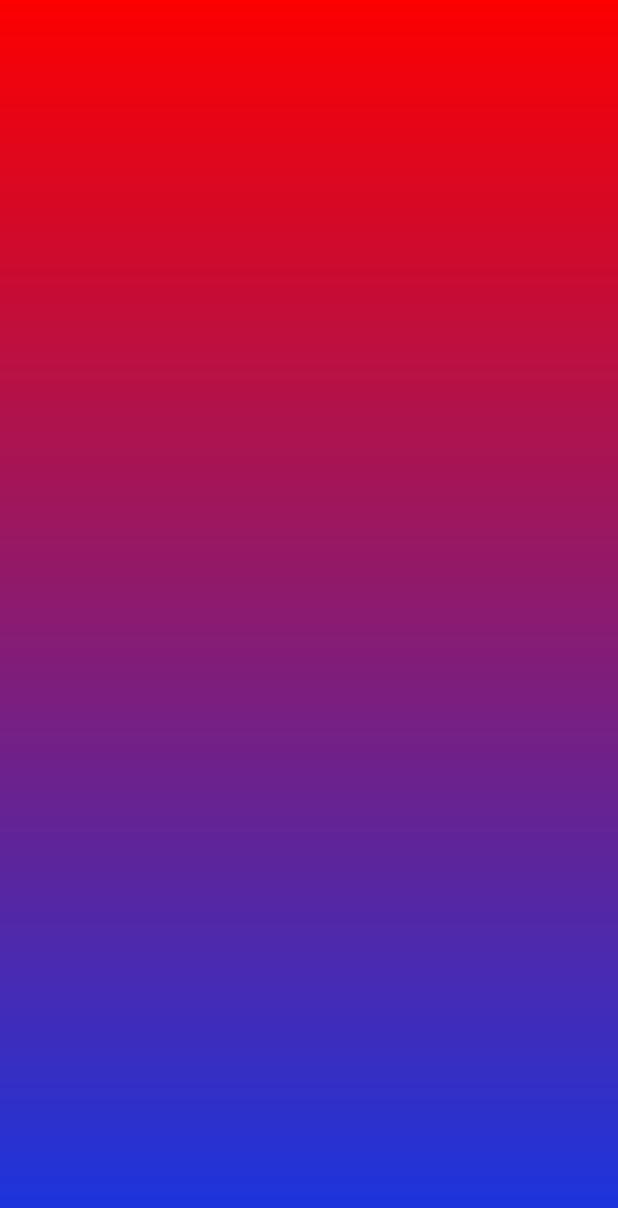
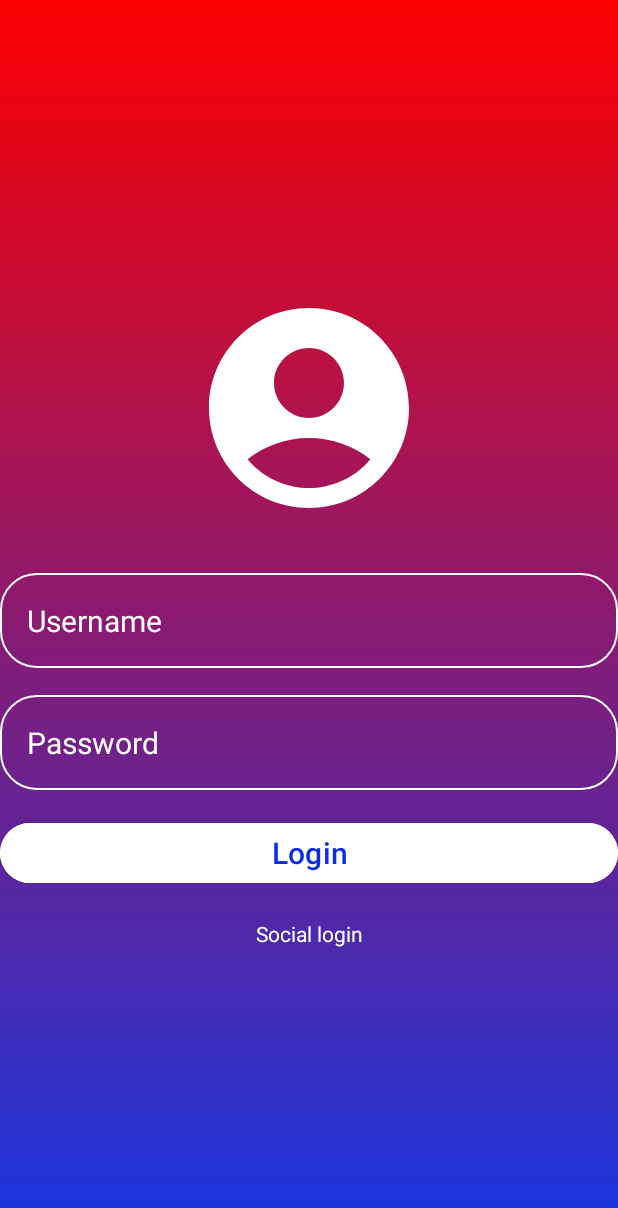
Before and after one commit to Tapendu1bakuli/loginViewWithSocialSignInButton, an Android app: the screen it shows after launch (MainActivity), on a phone screen of 412 x 824 dp. Shown: the top 1208 px of the screen. Run offline under Robolectric (Android 15) with nearby library versions, the phone set to English and light mode, and no system bars.

Commit message:
login screen in progress

```diff
--- /dev/null
+++ b/app/src/main/res/drawable/icon_account_circle.xml
@@ -0,0 +1,5 @@
+<vector xmlns:android="http://schemas.android.com/apk/res/android" android:height="100dp" android:tint="#FFFFFF" android:viewportHeight="24" android:viewportWidth="24" android:width="100dp">
+
+    <path android:fillColor="@android:color/white" android:pathData="M12,2C6.48,2 2,6.48 2,12s4.48,10 10,10s10,-4.48 10,-10S17.52,2 12,2zM12,6c1.93,0 3.5,1.57 3.5,3.5S13.93,13 12,13s-3.5,-1.57 -3.5,-3.5S10.07,6 12,6zM12,20c-2.03,0 -4.43,-0.82 -6.14,-2.88C7.55,15.8 9.68,15 12,15s4.45,0.8 6.14,2.12C16.43,19.18 14.03,20 12,20z"/>
+
+</vector>
--- /dev/null
+++ b/app/src/main/res/drawable/rounded_corner.xml
@@ -0,0 +1,7 @@
+<?xml version="1.0" encoding="utf-8"?>
+<shape xmlns:android="http://schemas.android.com/apk/res/android"
+    android:shape="rectangle"
+    >
+<corners android:radius="24dp"/>
+    <stroke android:width="1dp" android:color="@color/white"/>
+</shape>
--- a/app/src/main/res/layout/activity_main.xml
+++ b/app/src/main/res/layout/activity_main.xml
@@ -5,8 +5,69 @@
     android:layout_width="match_parent"
     android:layout_height="match_parent"
     android:background="@drawable/login_background"
+    android:gravity="center"
+    android:padding="16dp"
     tools:context=".MainActivity">
+
+    <LinearLayout
+        android:layout_width="match_parent"
+        android:layout_height="wrap_content"
+        android:gravity="center"
+        android:orientation="vertical">
+
+        <ImageView
+            android:layout_width="160dp"
+            android:layout_height="160dp"
+            android:src="@drawable/icon_account_circle"
+            />
+        <EditText
+            android:layout_marginTop="30dp"
+            android:layout_width="match_parent"
+            android:layout_height="wrap_content"
+            android:hint="@string/username"
+            android:textColor="@color/white"
+            android:textColorHint="@color/white"
+            android:textSize="20sp"
+            android:background="@drawable/rounded_corner"
+            android:padding="18dp"
+            android:inputType="textEmailAddress"
+            android:id="@+id/username_input"
+            />
+        <EditText
+            android:layout_marginTop="18dp"
+            android:layout_width="match_parent"
+            android:layout_height="wrap_content"
+            android:hint="@string/password"
+            android:textColor="@color/white"
+            android:textColorHint="@color/white"
+            android:textSize="20sp"
+            android:background="@drawable/rounded_corner"
+            android:padding="18dp"
+            android:inputType="textPassword"
+            android:id="@+id/password_input"
+            />
+
+        <Button
+            android:layout_width="match_parent"
+            android:layout_height="wrap_content"
+            android:text="@string/login"
+            android:layout_marginTop="18dp"
+            android:backgroundTint="@color/white"
+            android:textColor="#092CED"
+            android:textSize="20sp"
+            android:id="@+id/login_btn"
+            />
+
+        <TextView
+            android:layout_width="match_parent"
+            android:layout_height="wrap_content"
+            android:text="@string/social_login"
+            android:textColor="@color/white"
+            android:layout_marginTop="20dp"
+            android:gravity="center"
+            />
 
 
 
+    </LinearLayout>
 </RelativeLayout>
--- a/app/src/main/res/values/strings.xml
+++ b/app/src/main/res/values/strings.xml
@@ -1,3 +1,7 @@
 <resources>
     <string name="app_name">loginScreenWithSocialSigninButton</string>
+    <string name="username">Username</string>
+    <string name="password">Password</string>
+    <string name="login">Login</string>
+    <string name="social_login">Social login</string>
 </resources>
```
